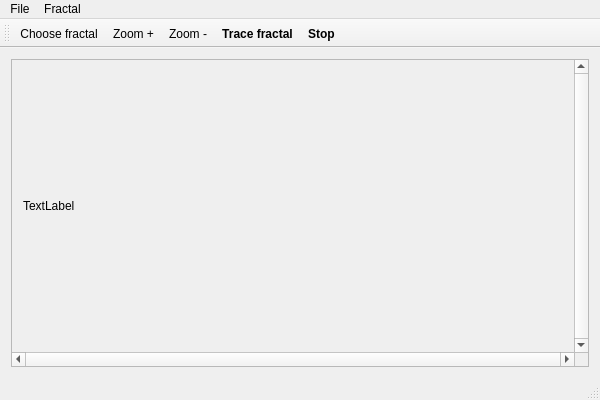
Iscandel/QtFractal, file Fractals/src/gui/Fractals.ui: the form before one commit.
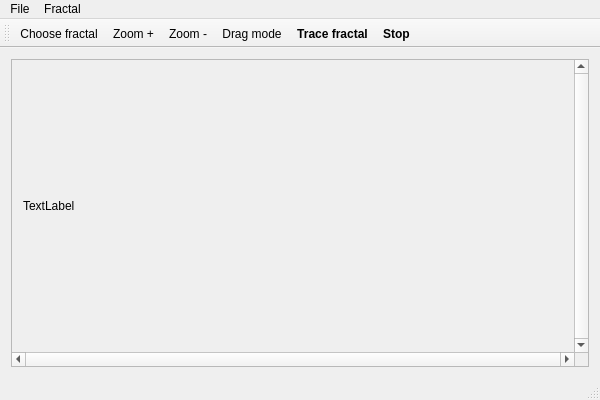
The form after the commit. Custom widgets are drawn as their Qt base class.

Diff of the .ui file:
```diff
--- a/Fractals/src/gui/Fractals.ui
+++ b/Fractals/src/gui/Fractals.ui
@@ -90,6 +90,7 @@
    <addaction name="actionChoose_fractal"/>
    <addaction name="actionZoomPlus"/>
    <addaction name="actionZoomMinus"/>
+   <addaction name="actionDrag_mode"/>
    <addaction name="actionTrace_fractal"/>
    <addaction name="actionStop"/>
   </widget>
@@ -141,6 +142,17 @@
     </font>
    </property>
   </action>
+  <action name="actionDrag_mode">
+   <property name="checkable">
+    <bool>true</bool>
+   </property>
+   <property name="text">
+    <string>Drag mode</string>
+   </property>
+   <property name="toolTip">
+    <string>Switch th fractal manipulation modes</string>
+   </property>
+  </action>
  </widget>
  <layoutdefault spacing="6" margin="11"/>
  <customwidgets>
```
Left out of the diff: 4 changed lines with no effect on the pictures.
